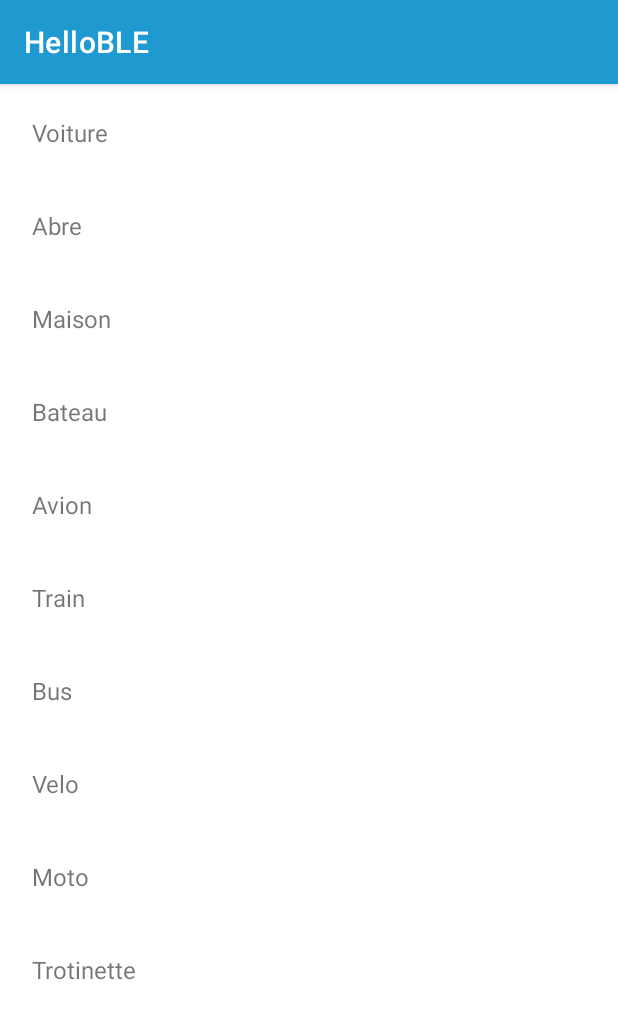
After one commit to arminver/AndroidBluetoothProject, an Android app: the RecyclerActivity screen opened directly, with no data from a screen before it, on a phone screen of 412 x 824 dp. The commit adds this screen. Shown: the top 1019 px of the screen. Run offline under Robolectric (Android 15) with nearby library versions, the phone set to English and light mode, and no system bars.

Commit message:
permissions, recyclerView, plugins/libraries

```diff
--- a/HelloBLE/app/build.gradle
+++ b/HelloBLE/app/build.gradle
@@ -42,6 +42,10 @@ dependencies {
     implementation 'androidx.appcompat:appcompat:1.5.1'
     implementation 'com.google.android.material:material:1.7.0'
     implementation 'androidx.constraintlayout:constraintlayout:2.1.4'
+    implementation 'com.google.android.gms:play-services-location:19.0.1'
+    implementation 'com.afollestad.material-dialogs:core:3.2.1'
+    implementation 'com.afollestad:recyclical:1.1.1'
+    implementation 'com.google.android.material:material:1.7.0'
     testImplementation 'junit:junit:4.13.2'
     androidTestImplementation 'androidx.test.ext:junit:1.1.3'
     androidTestImplementation 'androidx.test.espresso:espresso-core:3.4.0'
--- /dev/null
+++ b/HelloBLE/app/src/main/java/s9/projetandroid/helloble/ExempleAdapter.kt
@@ -0,0 +1,42 @@
+package s9.projetandroid.helloble
+
+import android.view.LayoutInflater
+import android.view.View
+import android.view.ViewGroup
+import android.widget.TextView
+import androidx.recyclerview.widget.RecyclerView
+
+
+class ExempleAdapter(
+    private val stringList: Array<String>,
+    private val onClick: ((selectedString: String) -> Unit)? = null
+) : RecyclerView.Adapter<ExempleAdapter.ViewHolder>() {
+
+    // Comment s'affiche ma vue
+    class ViewHolder(itemView: View) : RecyclerView.ViewHolder(itemView) {
+        fun showItem(string: String, onClick: ((selectedString: String) -> Unit)? = null) {
+            itemView.findViewById<TextView>(R.id.title).text = string
+            if (onClick != null) {
+                itemView.setOnClickListener {
+                    onClick(string)
+                }
+            }
+        }
+    }
+
+    // Retourne une « vue » / « layout » pour chaque élément de la liste
+    override fun onCreateViewHolder(parent: ViewGroup, viewType: Int): ViewHolder {
+        val view = LayoutInflater.from(parent.context).inflate(R.layout.item_list, parent, false)
+        return ViewHolder(view)
+    }
+
+    // Connect la vue ET la données
+    override fun onBindViewHolder(holder: ViewHolder, position: Int) {
+        holder.showItem(stringList[position], onClick)
+    }
+
+    override fun getItemCount(): Int {
+        return stringList.size
+    }
+
+}
--- /dev/null
+++ b/HelloBLE/app/src/main/java/s9/projetandroid/helloble/RecyclerActivity.kt
@@ -0,0 +1,28 @@
+package s9.projetandroid.helloble
+
+import android.os.Binder
+import androidx.appcompat.app.AppCompatActivity
+import android.os.Bundle
+import android.widget.Toast
+import androidx.recyclerview.widget.LinearLayoutManager
+import s9.projetandroid.helloble.databinding.ActivityLocalisationBinding
+import s9.projetandroid.helloble.databinding.ActivityRecyclerBinding
+
+class RecyclerActivity : AppCompatActivity() {
+
+    private lateinit var binding: ActivityRecyclerBinding
+
+    override fun onCreate(savedInstanceState: Bundle?) {
+        super.onCreate(savedInstanceState)
+        binding = ActivityRecyclerBinding.inflate(layoutInflater)
+        setContentView(binding.root)
+
+        binding.recyclerView.layoutManager = LinearLayoutManager(this)
+        binding.recyclerView.adapter = ExempleAdapter(
+            listOf("Voiture", "Abre", "Maison", "Bateau", "Avion", "Train", "Bus", "Velo", "Moto", "Trotinette").toTypedArray()
+        ) {
+                string -> Toast.makeText(this@RecyclerActivity, "String : $string", Toast.LENGTH_SHORT).show()
+        }
+
+    }
+}
--- /dev/null
+++ b/HelloBLE/app/src/main/res/layout/activity_recycler.xml
@@ -0,0 +1,22 @@
+<?xml version="1.0" encoding="utf-8"?>
+<androidx.constraintlayout.widget.ConstraintLayout xmlns:android="http://schemas.android.com/apk/res/android"
+        xmlns:tools="http://schemas.android.com/tools"
+        xmlns:app="http://schemas.android.com/apk/res-auto"
+        android:layout_width="match_parent"
+        android:layout_height="match_parent"
+        tools:context=".RecyclerActivity">
+
+    <androidx.recyclerview.widget.RecyclerView
+            android:layout_width="0dp"
+            android:layout_height="0dp"
+            android:id="@+id/recyclerView"
+            android:layout_marginTop="1dp"
+            android:layout_marginBottom="1dp"
+            tools:listitem="@layout/item_list"
+            app:layout_constraintEnd_toEndOf="parent"
+            app:layout_constraintTop_toTopOf="parent"
+            app:layout_constraintStart_toStartOf="parent"
+            app:layout_constraintBottom_toBottomOf="parent"
+            android:layout_marginStart="1dp"
+            android:layout_marginEnd="1dp" />
+</androidx.constraintlayout.widget.ConstraintLayout>
--- /dev/null
+++ b/HelloBLE/app/src/main/res/layout/item_list.xml
@@ -0,0 +1,18 @@
+<?xml version="1.0" encoding="utf-8"?>
+<androidx.constraintlayout.widget.ConstraintLayout xmlns:android="http://schemas.android.com/apk/res/android"
+        android:layout_width="match_parent"
+        android:layout_height="wrap_content"
+        xmlns:app="http://schemas.android.com/apk/res-auto">
+
+    <TextView
+            android:id="@+id/title"
+            android:layout_width="match_parent"
+            android:layout_height="wrap_content"
+            android:padding="20dp"
+            android:text="ceci est du texte"
+            android:textSize="16sp"
+            app:layout_constraintStart_toStartOf="parent"
+            app:layout_constraintTop_toTopOf="parent" />
+
+
+</androidx.constraintlayout.widget.ConstraintLayout>
```
Also changed, not shown: HelloBLE/app/src/main/AndroidManifest.xml (+17 -1 lines), HelloBLE/app/src/main/java/s9/projetandroid/helloble/LocalisationActivity.kt (added, +110 -0 lines), HelloBLE/app/src/main/java/s9/projetandroid/helloble/MainActivity.kt (+11 -0 lines), HelloBLE/app/src/main/res/layout/activity_localisation.xml (added, +29 -0 lines), HelloBLE/app/src/main/res/layout/activity_main.xml (+21 -0 lines).
